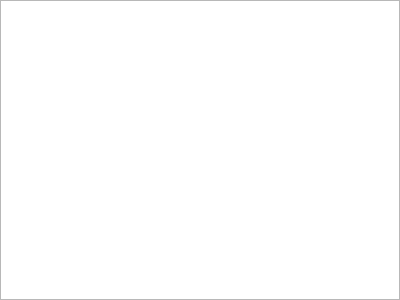
Before: the Qt Designer form bin/data/ui/communications_conversation.ui in realXtend/tundra, drawn with Qt 5.
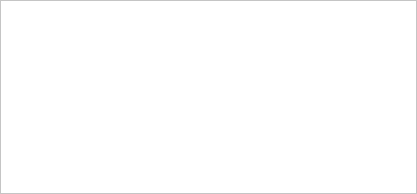
After: the same form once the commit is applied.

What changed in the file:
```diff
--- a/bin/data/ui/communications_conversation.ui
+++ b/bin/data/ui/communications_conversation.ui
@@ -6,22 +6,37 @@
    <rect>
     <x>0</x>
     <y>0</y>
-    <width>400</width>
-    <height>300</height>
+    <width>417</width>
+    <height>194</height>
    </rect>
   </property>
+  <property name="sizePolicy">
+   <sizepolicy hsizetype="Expanding" vsizetype="Expanding">
+    <horstretch>0</horstretch>
+    <verstretch>0</verstretch>
+   </sizepolicy>
+  </property>
   <property name="windowTitle">
    <string>Form</string>
   </property>
+  <property name="styleSheet">
+   <string>background-color: rgba(255, 255, 255, 0);</string>
+  </property>
   <layout class="QHBoxLayout" name="horizontalLayout">
    <property name="spacing">
     <number>0</number>
    </property>
+   <property name="sizeConstraint">
+    <enum>QLayout::SetMaximumSize</enum>
+   </property>
    <property name="margin">
     <number>0</number>
    </property>
    <item>
     <widget class="QPlainTextEdit" name="textEdit_Chat">
+     <property name="styleSheet">
+      <string>background-color: rgb(255, 255, 255);</string>
+     </property>
      <property name="readOnly">
       <bool>true</bool>
      </property>
```
